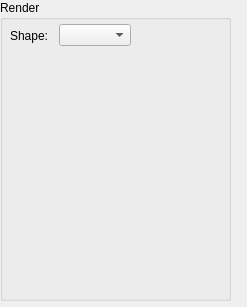
Before: the Qt Designer form Project/grenderwidget.ui in nicobabot/KingGarron_Engine, drawn with Qt 5.
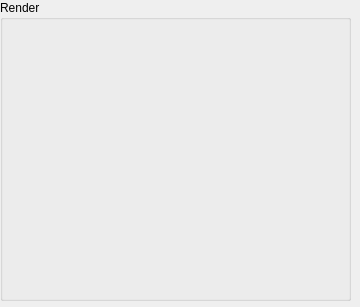
After: the same form once the commit is applied.

Commit message: New material ui base

Diff of the .ui file:
```diff
--- a/Project/grenderwidget.ui
+++ b/Project/grenderwidget.ui
@@ -6,7 +6,7 @@
    <rect>
     <x>0</x>
     <y>0</y>
-    <width>247</width>
+    <width>360</width>
     <height>307</height>
    </rect>
   </property>
@@ -18,7 +18,7 @@
     <rect>
      <x>0</x>
      <y>0</y>
-     <width>231</width>
+     <width>351</width>
      <height>301</height>
     </rect>
    </property>
@@ -31,31 +31,6 @@
    <property name="title">
     <string>Render</string>
    </property>
-   <widget class="QWidget" name="layoutWidget">
-    <property name="geometry">
-     <rect>
-      <x>10</x>
-      <y>20</y>
-      <width>121</width>
-      <height>31</height>
-     </rect>
-    </property>
-    <layout class="QHBoxLayout" name="horizontalLayoutShape">
-     <property name="bottomMargin">
-      <number>0</number>
-     </property>
-     <item>
-      <widget class="QLabel" name="label">
-       <property name="text">
-        <string>Shape:</string>
-       </property>
-      </widget>
-     </item>
-     <item>
-      <widget class="QComboBox" name="Shapebox"/>
-     </item>
-    </layout>
-   </widget>
   </widget>
  </widget>
  <resources/>
```
The commit also changes 3 other files.
